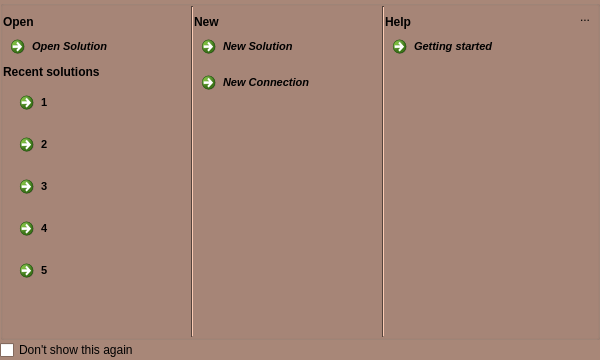
Qt form src/gui/MainWindowButtonDialog.ui (fritzone/ddm) before a commit.
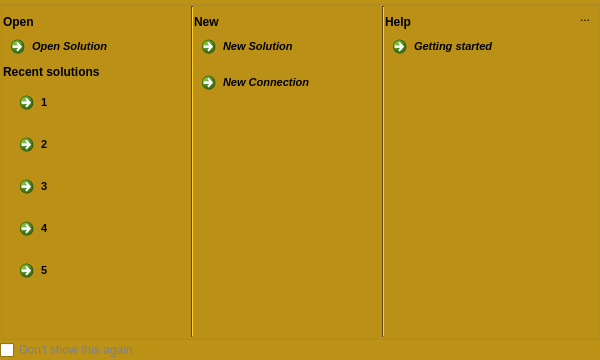
The same form after that commit. Icons and pictures are not drawn.

Diff of the .ui file:
```diff
--- a/src/gui/MainWindowButtonDialog.ui
+++ b/src/gui/MainWindowButtonDialog.ui
@@ -37,45 +37,45 @@
      <colorrole role="Button">
       <brush brushstyle="SolidPattern">
        <color alpha="255">
-        <red>168</red>
-        <green>135</green>
-        <blue>120</blue>
+        <red>188</red>
+        <green>147</green>
+        <blue>22</blue>
        </color>
       </brush>
      </colorrole>
      <colorrole role="Light">
       <brush brushstyle="SolidPattern">
        <color alpha="255">
-        <red>252</red>
-        <green>203</green>
-        <blue>180</blue>
+        <red>255</red>
+        <green>206</green>
+        <blue>57</blue>
        </color>
       </brush>
      </colorrole>
      <colorrole role="Midlight">
       <brush brushstyle="SolidPattern">
        <color alpha="255">
-        <red>210</red>
-        <green>169</green>
-        <blue>150</blue>
+        <red>221</red>
+        <green>176</green>
+        <blue>39</blue>
        </color>
       </brush>
      </colorrole>
      <colorrole role="Dark">
       <brush brushstyle="SolidPattern">
        <color alpha="255">
-        <red>84</red>
-        <green>67</green>
-        <blue>60</blue>
+        <red>94</red>
+        <green>73</green>
+        <blue>11</blue>
        </color>
       </brush>
      </colorrole>
      <colorrole role="Mid">
       <brush brushstyle="SolidPattern">
        <color alpha="255">
-        <red>112</red>
-        <green>90</green>
-        <blue>80</blue>
+        <red>125</red>
+        <green>98</green>
+        <blue>14</blue>
        </color>
       </brush>
      </colorrole>
@@ -118,9 +118,9 @@
      <colorrole role="Window">
       <brush brushstyle="SolidPattern">
        <color alpha="255">
-        <red>168</red>
-        <green>135</green>
-        <blue>120</blue>
+        <red>188</red>
+        <green>147</green>
+        <blue>22</blue>
        </color>
       </brush>
      </colorrole>
@@ -136,9 +136,9 @@
      <colorrole role="AlternateBase">
       <brush brushstyle="SolidPattern">
        <color alpha="255">
-        <red>211</red>
-        <green>195</green>
-        <blue>187</blue>
+        <red>221</red>
+        <green>201</green>
+        <blue>138</blue>
        </color>
       </brush>
      </colorrole>
@@ -174,45 +174,45 @@
      <colorrole role="Button">
       <brush brushstyle="SolidPattern">
        <color alpha="255">
-        <red>168</red>
-        <green>135</green>
-        <blue>120</blue>
+        <red>188</red>
+        <green>147</green>
+        <blue>22</blue>
        </color>
       </brush>
      </colorrole>
      <colorrole role="Light">
       <brush brushstyle="SolidPattern">
        <color alpha="255">
-        <red>252</red>
-        <green>203</green>
-        <blue>180</blue>
+        <red>255</red>
+        <green>206</green>
+        <blue>57</blue>
        </color>
       </brush>
      </colorrole>
      <colorrole role="Midlight">
       <brush brushstyle="SolidPattern">
        <color alpha="255">
-        <red>210</red>
-        <green>169</green>
-        <blue>150</blue>
+        <red>221</red>
+        <green>176</green>
+        <blue>39</blue>
        </color>
       </brush>
      </colorrole>
      <colorrole role="Dark">
       <brush brushstyle="SolidPattern">
        <color alpha="255">
-        <red>84</red>
-        <green>67</green>
-        <blue>60</blue>
+        <red>94</red>
+        <green>73</green>
+        <blue>11</blue>
        </color>
       </brush>
      </colorrole>
      <colorrole role="Mid">
       <brush brushstyle="SolidPattern">
        <color alpha="255">
-        <red>112</red>
-        <green>90</green>
-        <blue>80</blue>
+        <red>125</red>
+        <green>98</green>
+        <blue>14</blue>
        </color>
       </brush>
      </colorrole>
@@ -255,9 +255,9 @@
      <colorrole role="Window">
       <brush brushstyle="SolidPattern">
        <color alpha="255">
-        <red>168</red>
-        <green>135</green>
-        <blue>120</blue>
+        <red>188</red>
+        <green>147</green>
+        <blue>22</blue>
        </color>
       </brush>
      </colorrole>
@@ -273,9 +273,9 @@
      <colorrole role="AlternateBase">
       <brush brushstyle="SolidPattern">
        <color alpha="255">
-        <red>211</red>
-        <green>195</green>
-        <blue>187</blue>
+        <red>221</red>
+        <green>201</green>
+        <blue>138</blue>
        </color>
       </brush>
      </colorrole>
@@ -302,63 +302,63 @@
      <colorrole role="WindowText">
       <brush brushstyle="SolidPattern">
        <color alpha="255">
-        <red>84</red>
-        <green>67</green>
-        <blue>60</blue>
+        <red>94</red>
+        <green>73</green>
+        <blue>11</blue>
        </color>
       </brush>
      </colorrole>
      <colorrole role="Button">
       <brush brushstyle="SolidPattern">
        <color alpha="255">
-        <red>168</red>
-        <green>135</green>
-        <blue>120</blue>
+        <red>188</red>
+        <green>147</green>
+        <blue>22</blue>
        </color>
       </brush>
      </colorrole>
      <colorrole role="Light">
       <brush brushstyle="SolidPattern">
        <color alpha="255">
-        <red>252</red>
-        <green>203</green>
-        <blue>180</blue>
+        <red>255</red>
+        <green>206</green>
+        <blue>57</blue>
        </color>
       </brush>
      </colorrole>
      <colorrole role="Midlight">
       <brush brushstyle="SolidPattern">
        <color alpha="255">
-        <red>210</red>
-        <green>169</green>
-        <blue>150</blue>
+        <red>221</red>
+        <green>176</green>
+        <blue>39</blue>
        </color>
       </brush>
      </colorrole>
      <colorrole role="Dark">
       <brush brushstyle="SolidPattern">
        <color alpha="255">
-        <red>84</red>
-        <green>67</green>
-        <blue>60</blue>
+        <red>94</red>
+        <green>73</green>
+        <blue>11</blue>
        </color>
       </brush>
      </colorrole>
      <colorrole role="Mid">
       <brush brushstyle="SolidPattern">
        <color alpha="255">
-        <red>112</red>
-        <green>90</green>
-        <blue>80</blue>
+        <red>125</red>
+        <green>98</green>
+        <blue>14</blue>
        </color>
       </brush>
      </colorrole>
      <colorrole role="Text">
       <brush brushstyle="SolidPattern">
        <color alpha="255">
-        <red>84</red>
-        <green>67</green>
-        <blue>60</blue>
+        <red>94</red>
+        <green>73</green>
+        <blue>11</blue>
        </color>
       </brush>
      </colorrole>
@@ -374,27 +374,27 @@
      <colorrole role="ButtonText">
       <brush brushstyle="SolidPattern">
        <color alpha="255">
-        <red>84</red>
-        <green>67</green>
-        <blue>60</blue>
+        <red>94</red>
+        <green>73</green>
+        <blue>11</blue>
        </color>
       </brush>
      </colorrole>
      <colorrole role="Base">
       <brush brushstyle="SolidPattern">
        <color alpha="255">
-        <red>168</red>
-        <green>135</green>
-        <blue>120</blue>
+        <red>188</red>
+        <green>147</green>
+        <blue>22</blue>
        </color>
       </brush>
      </colorrole>
      <colorrole role="Window">
       <brush brushstyle="SolidPattern">
        <color alpha="255">
-        <red>168</red>
-        <green>135</green>
-        <blue>120</blue>
+        <red>188</red>
+        <green>147</green>
+        <blue>22</blue>
        </color>
       </brush>
      </colorrole>
@@ -410,9 +410,9 @@
      <colorrole role="AlternateBase">
       <brush brushstyle="SolidPattern">
        <color alpha="255">
-        <red>168</red>
-        <green>135</green>
-        <blue>120</blue>
+        <red>188</red>
+        <green>147</green>
+        <blue>22</blue>
        </color>
       </brush>
      </colorrole>
@@ -949,6 +949,154 @@
    </item>
    <item>
     <widget class="QCheckBox" name="checkBox">
+     <property name="palette">
+      <palette>
+       <active>
+        <colorrole role="WindowText">
+         <brush brushstyle="SolidPattern">
+          <color alpha="255">
+           <red>128</red>
+           <green>128</green>
+           <blue>128</blue>
+          </color>
+         </brush>
+        </colorrole>
+        <colorrole role="Text">
+         <brush brushstyle="SolidPattern">
+          <color alpha="255">
+           <red>128</red>
+           <green>128</green>
+           <blue>128</blue>
+          </color>
+         </brush>
+        </colorrole>
+        <colorrole role="ButtonText">
+         <brush brushstyle="SolidPattern">
+          <color alpha="255">
+           <red>128</red>
+           <green>128</green>
+           <blue>128</blue>
+          </color>
+         </brush>
+        </colorrole>
+        <colorrole role="Shadow">
+         <brush brushstyle="SolidPattern">
+          <color alpha="255">
+           <red>195</red>
+           <green>195</green>
+           <blue>195</blue>
+          </color>
+         </brush>
+        </colorrole>
+        <colorrole role="ToolTipText">
+         <brush brushstyle="SolidPattern">
+          <color alpha="255">
+           <red>195</red>
+           <green>195</green>
+           <blue>195</blue>
+          </color>
+         </brush>
+        </colorrole>
+       </active>
+       <inactive>
+        <colorrole role="WindowText">
+         <brush brushstyle="SolidPattern">
+          <color alpha="255">
+           <red>128</red>
+           <green>128</green>
+           <blue>128</blue>
+          </color>
+         </brush>
+        </colorrole>
+        <colorrole role="Text">
+         <brush brushstyle="SolidPattern">
+          <color alpha="255">
+           <red>128</red>
+           <green>128</green>
+           <blue>128</blue>
+          </color>
+         </brush>
+        </colorrole>
+        <colorrole role="ButtonText">
+         <brush brushstyle="SolidPattern">
+          <color alpha="255">
+           <red>128</red>
+           <green>128</green>
+           <blue>128</blue>
+          </color>
+         </brush>
+        </colorrole>
+        <colorrole role="Shadow">
+         <brush brushstyle="SolidPattern">
+          <color alpha="255">
+           <red>195</red>
+           <green>195</green>
+           <blue>195</blue>
+          </color>
+         </brush>
+        </colorrole>
+        <colorrole role="ToolTipText">
+         <brush brushstyle="SolidPattern">
+          <color alpha="255">
+           <red>0</red>
+           <green>0</green>
+           <blue>0</blue>
+          </color>
+         </brush>
+        </colorrole>
+       </inactive>
+       <disabled>
+        <colorrole role="WindowText">
+         <brush brushstyle="SolidPattern">
+          <color alpha="255">
+           <red>84</red>
+           <green>67</green>
+           <blue>60</blue>
+          </color>
+         </brush>
+        </colorrole>
+        <colorrole role="Text">
+         <brush brushstyle="SolidPattern">
+          <color alpha="255">
+           <red>84</red>
+           <green>67</green>
+           <blue>60</blue>
+          </color>
+         </brush>
+        </colorrole>
+        <colorrole role="ButtonText">
+         <brush brushstyle="SolidPattern">
+          <color alpha="255">
+           <red>84</red>
+           <green>67</green>
+           <blue>60</blue>
+          </color>
+         </brush>
+        </colorrole>
+        <colorrole role="Shadow">
+         <brush brushstyle="SolidPattern">
+          <color alpha="255">
+           <red>195</red>
+           <green>195</green>
+           <blue>195</blue>
+          </color>
+         </brush>
+        </colorrole>
+        <colorrole role="ToolTipText">
+         <brush brushstyle="SolidPattern">
+          <color alpha="255">
+           <red>0</red>
+           <green>0</green>
+           <blue>0</blue>
+          </color>
+         </brush>
+        </colorrole>
+       </disabled>
+      </palette>
+     </property>
+     <property name="autoFillBackground">
+      <bool>false</bool>
+     </property>
      <property name="text">
       <string>Don't show this again</string>
      </property>
```
